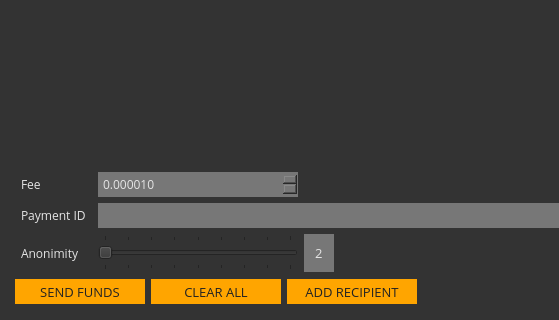
Qt form src/gui/ui/sendframe.ui (ConcealNetwork/conceal-desktop) before a commit; both pictures show x 0 to 559 and y 270 to 590 of the 800 by 590 pixel window.
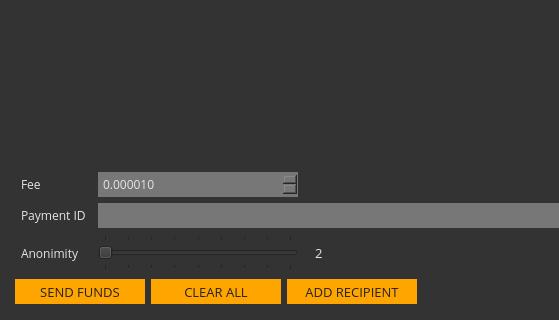
The same form after that commit.

```diff
--- a/src/gui/ui/sendframe.ui
+++ b/src/gui/ui/sendframe.ui
@@ -255,7 +255,7 @@
         </font>
        </property>
        <property name="styleSheet">
-        <string notr="true">padding: 3px; background-color: #777; border: 0px;</string>
+        <string notr="true">padding: 3px; border: 0px;</string>
        </property>
        <property name="text">
         <string notr="true">2</string>
```
Left out of the diff: 2 changed lines with no effect on the pictures.
